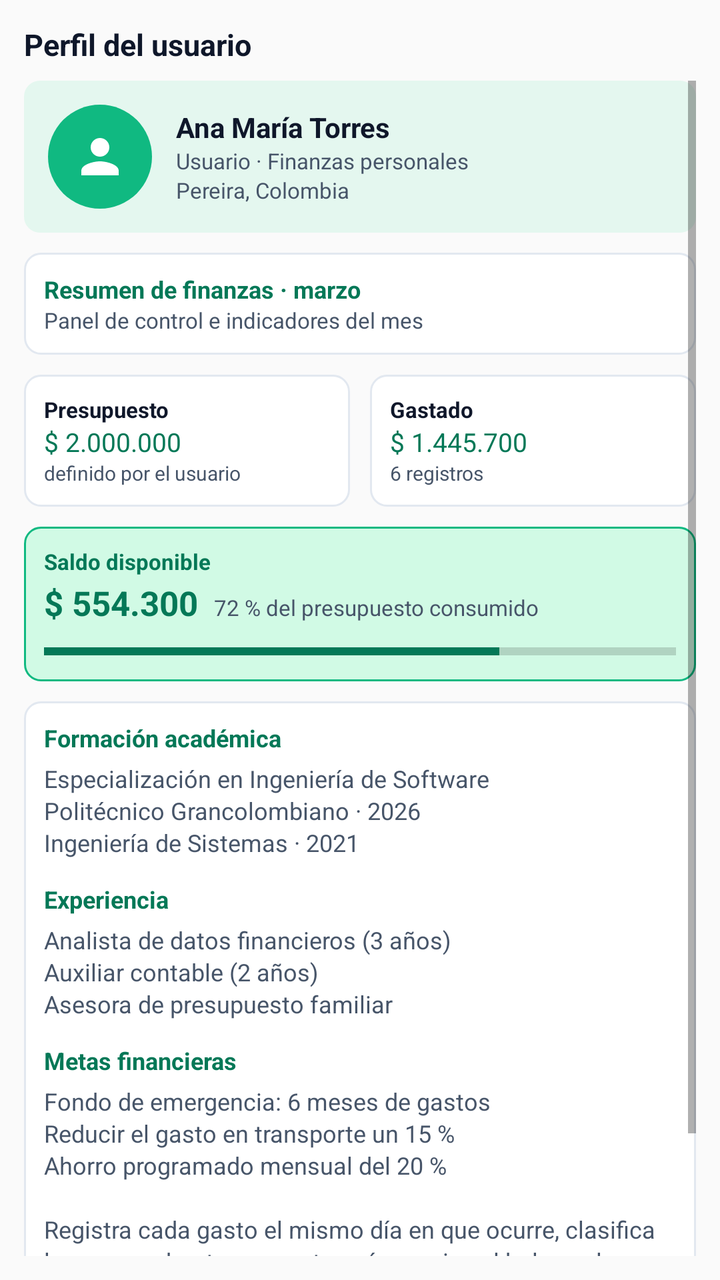
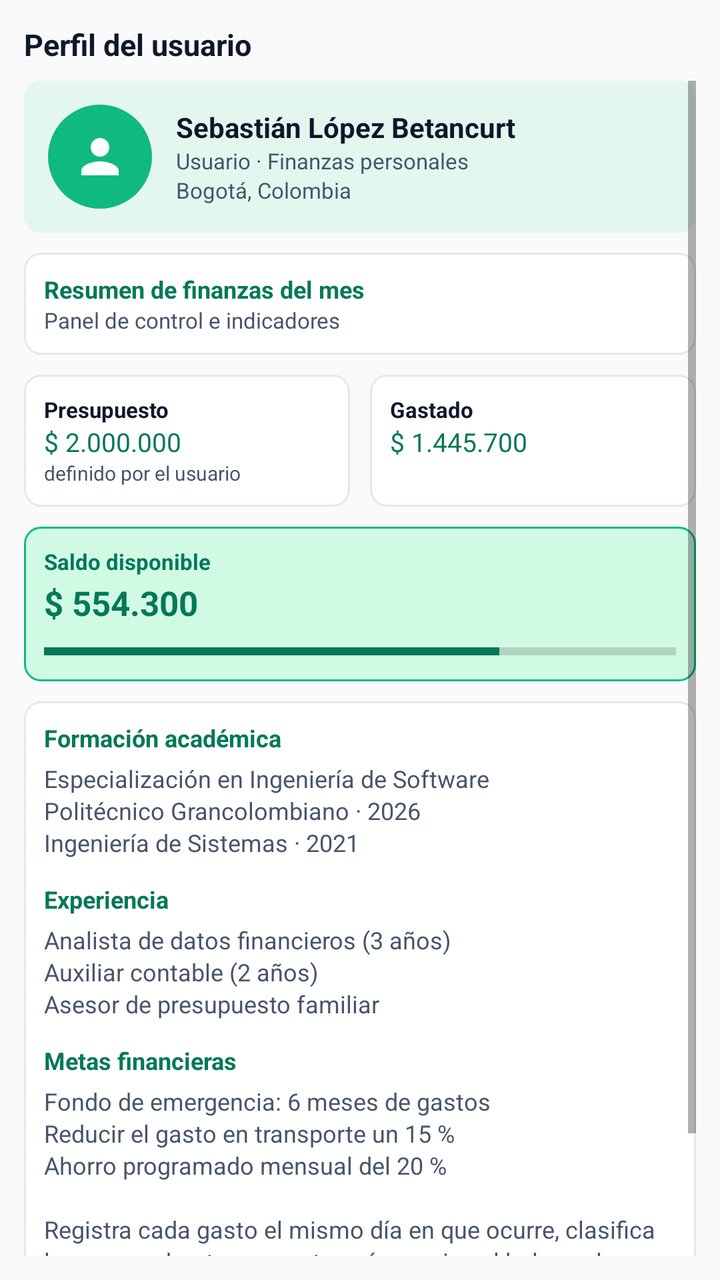

Screens rendered from an Android XML layout before and after an edit, with the pre-edit source and the edit as a unified diff.
<!-- AndroidManifest.xml: application theme Theme.MiBolsillo -->
<!-- res/layout/fragment_perfil.xml -->
<?xml version="1.0" encoding="utf-8"?>
<LinearLayout xmlns:android="http://schemas.android.com/apk/res/android"
    android:layout_width="match_parent"
    android:layout_height="match_parent"
    android:orientation="vertical"
    android:padding="12dp">

    <TextView
        android:layout_width="wrap_content"
        android:layout_height="wrap_content"
        android:text="@string/titulo_perfil"
        android:textColor="@color/gris_oscuro"
        android:textSize="15sp"
        android:textStyle="bold" />

    <ScrollView
        android:layout_width="match_parent"
        android:layout_height="0dp"
        android:layout_weight="1"
        android:layout_marginTop="8dp"
        android:scrollbars="vertical">

        <LinearLayout
            android:layout_width="match_parent"
            android:layout_height="wrap_content"
            android:orientation="vertical">

            <LinearLayout
                android:layout_width="match_parent"
                android:layout_height="wrap_content"
                android:background="@drawable/bg_banner_perfil"
                android:gravity="center_vertical"
                android:orientation="horizontal"
                android:padding="12dp">

                <ImageView
                    android:layout_width="52dp"
                    android:layout_height="52dp"
                    android:background="@drawable/bg_avatar"
                    android:contentDescription="@string/desc_foto_perfil"
                    android:padding="12dp"
                    android:src="@drawable/ic_perfil"
                    android:tint="@color/blanco" />

                <LinearLayout
                    android:layout_width="match_parent"
                    android:layout_height="wrap_content"
                    android:layout_marginStart="12dp"
                    android:orientation="vertical">

                    <TextView
                        android:layout_width="wrap_content"
                        android:layout_height="wrap_content"
                        android:text="@string/perfil_nombre"
                        android:textColor="@color/gris_oscuro"
                        android:textSize="14sp"
                        android:textStyle="bold" />

                    <TextView
                        android:layout_width="wrap_content"
                        android:layout_height="wrap_content"
                        android:text="@string/perfil_rol"
                        android:textColor="@color/gris_texto"
                        android:textSize="11sp" />

                    <TextView
                        android:layout_width="wrap_content"
                        android:layout_height="wrap_content"
                        android:text="@string/perfil_ciudad"
                        android:textColor="@color/gris_texto"
                        android:textSize="11sp" />
                </LinearLayout>
            </LinearLayout>

            <LinearLayout
                android:layout_width="match_parent"
                android:layout_height="wrap_content"
                android:layout_marginTop="10dp"
                android:background="@drawable/bg_card"
                android:orientation="vertical"
                android:padding="10dp">

                <TextView
                    android:layout_width="wrap_content"
                    android:layout_height="wrap_content"
                    android:text="@string/perfil_resumen_titulo"
                    android:textColor="@color/verde_oscuro"
                    android:textSize="12sp"
                    android:textStyle="bold" />

                <TextView
                    android:layout_width="wrap_content"
                    android:layout_height="wrap_content"
                    android:text="@string/perfil_resumen_sub"
                    android:textColor="@color/gris_texto"
                    android:textSize="11sp" />
            </LinearLayout>

            <LinearLayout
                android:layout_width="match_parent"
                android:layout_height="wrap_content"
                android:layout_marginTop="10dp"
                android:orientation="horizontal">

                <LinearLayout
                    android:layout_width="0dp"
                    android:layout_height="wrap_content"
                    android:layout_marginEnd="5dp"
                    android:layout_weight="1"
                    android:background="@drawable/bg_card"
                    android:orientation="vertical"
                    android:padding="10dp">

                    <TextView
                        android:layout_width="wrap_content"
                        android:layout_height="wrap_content"
                        android:text="@string/ind_presupuesto"
                        android:textColor="@color/gris_oscuro"
                        android:textSize="11sp"
                        android:textStyle="bold" />

                    <TextView
                        android:id="@+id/txtPresupuesto"
                        android:layout_width="wrap_content"
                        android:layout_height="wrap_content"
                        android:text="@string/ind_presupuesto_valor"
                        android:textColor="@color/verde_oscuro"
                        android:textSize="13sp" />

                    <TextView
                        android:layout_width="wrap_content"
                        android:layout_height="wrap_content"
                        android:text="@string/ind_presupuesto_pie"
                        android:textColor="@color/gris_texto"
                        android:textSize="10sp" />
                </LinearLayout>

                <LinearLayout
                    android:layout_width="0dp"
                    android:layout_height="wrap_content"
                    android:layout_marginStart="5dp"
                    android:layout_weight="1"
                    android:background="@drawable/bg_card"
                    android:orientation="vertical"
                    android:padding="10dp">

                    <TextView
                        android:layout_width="wrap_content"
                        android:layout_height="wrap_content"
                        android:text="@string/ind_gastado"
                        android:textColor="@color/gris_oscuro"
                        android:textSize="11sp"
                        android:textStyle="bold" />

                    <TextView
                        android:id="@+id/txtGastado"
                        android:layout_width="wrap_content"
                        android:layout_height="wrap_content"
                        android:text="@string/ind_gastado_valor"
                        android:textColor="@color/verde_oscuro"
                        android:textSize="13sp" />

                    <TextView
                        android:layout_width="wrap_content"
                        android:layout_height="wrap_content"
                        android:text="@string/ind_gastado_pie"
                        android:textColor="@color/gris_texto"
                        android:textSize="10sp" />
                </LinearLayout>
            </LinearLayout>

            <LinearLayout
                android:layout_width="match_parent"
                android:layout_height="wrap_content"
                android:layout_marginTop="10dp"
                android:background="@drawable/bg_card_verde"
                android:orientation="vertical"
                android:padding="10dp">

                <TextView
                    android:layout_width="wrap_content"
                    android:layout_height="wrap_content"
                    android:text="@string/ind_saldo"
                    android:textColor="@color/verde_oscuro"
                    android:textSize="11sp"
                    android:textStyle="bold" />

                <LinearLayout
                    android:layout_width="match_parent"
                    android:layout_height="wrap_content"
                    android:layout_marginTop="2dp"
                    android:gravity="bottom"
                    android:orientation="horizontal">

                    <TextView
                        android:id="@+id/txtSaldo"
                        android:layout_width="wrap_content"
                        android:layout_height="wrap_content"
                        android:text="@string/ind_saldo_valor"
                        android:textColor="@color/verde_oscuro"
                        android:textSize="17sp"
                        android:textStyle="bold" />

                    <TextView
                        android:layout_width="match_parent"
                        android:layout_height="wrap_content"
                        android:layout_marginStart="8dp"
                        android:text="@string/ind_consumido"
                        android:textColor="@color/gris_texto"
                        android:textSize="11sp" />
                </LinearLayout>

                <ProgressBar
                    android:id="@+id/barraPresupuesto"
                    style="?android:attr/progressBarStyleHorizontal"
                    android:layout_width="match_parent"
                    android:layout_height="10dp"
                    android:layout_marginTop="8dp"
                    android:max="100"
                    android:progress="72"
                    android:progressTint="@color/verde_oscuro" />
            </LinearLayout>

            <LinearLayout
                android:layout_width="match_parent"
                android:layout_height="wrap_content"
                android:layout_marginTop="10dp"
                android:background="@drawable/bg_card"
                android:orientation="vertical"
                android:padding="10dp">

                <TextView
                    android:layout_width="wrap_content"
                    android:layout_height="wrap_content"
                    android:text="@string/perfil_formacion_titulo"
                    android:textColor="@color/verde_oscuro"
                    android:textSize="12sp"
                    android:textStyle="bold" />

                <TextView
                    android:layout_width="match_parent"
                    android:layout_height="wrap_content"
                    android:layout_marginTop="4dp"
                    android:lineSpacingExtra="2dp"
                    android:text="@string/perfil_formacion"
                    android:textColor="@color/gris_texto"
                    android:textSize="12sp" />

                <TextView
                    android:layout_width="wrap_content"
                    android:layout_height="wrap_content"
                    android:layout_marginTop="12dp"
                    android:text="@string/perfil_experiencia_titulo"
                    android:textColor="@color/verde_oscuro"
                    android:textSize="12sp"
                    android:textStyle="bold" />

                <TextView
                    android:layout_width="match_parent"
                    android:layout_height="wrap_content"
                    android:layout_marginTop="4dp"
                    android:lineSpacingExtra="2dp"
                    android:text="@string/perfil_experiencia"
                    android:textColor="@color/gris_texto"
                    android:textSize="12sp" />

                <TextView
                    android:layout_width="wrap_content"
                    android:layout_height="wrap_content"
                    android:layout_marginTop="12dp"
                    android:text="@string/perfil_metas_titulo"
                    android:textColor="@color/verde_oscuro"
                    android:textSize="12sp"
                    android:textStyle="bold" />

                <TextView
                    android:layout_width="match_parent"
                    android:layout_height="wrap_content"
                    android:layout_marginTop="4dp"
                    android:lineSpacingExtra="2dp"
                    android:text="@string/perfil_metas"
                    android:textColor="@color/gris_texto"
                    android:textSize="12sp" />
            </LinearLayout>
        </LinearLayout>
    </ScrollView>
</LinearLayout>
<!-- resources referenced by this layout -->
<resources>
  <color name="blanco">#FFFFFFFF</color>
  <color name="gris_oscuro">#FF0F172A</color>
  <color name="gris_texto">#FF475569</color>
  <color name="verde_oscuro">#FF047857</color>
  <!-- drawable bg_avatar (drawable) -->
  <?xml version="1.0" encoding="utf-8"?>
  <shape xmlns:android="http://schemas.android.com/apk/res/android" android:shape="oval">
      <solid android:color="@color/verde_primario" />
  </shape>
  <!-- drawable bg_banner_perfil (drawable) -->
  <?xml version="1.0" encoding="utf-8"?>
  <shape xmlns:android="http://schemas.android.com/apk/res/android" android:shape="rectangle">
      <solid android:color="@color/verde_banner" />
      <corners android:radius="8dp" />
  </shape>
  <!-- drawable bg_card (drawable) -->
  <?xml version="1.0" encoding="utf-8"?>
  <shape xmlns:android="http://schemas.android.com/apk/res/android" android:shape="rectangle">
      <solid android:color="@color/blanco" />
      <corners android:radius="8dp" />
      <stroke android:width="1dp" android:color="@color/gris_linea" />
  </shape>
  <!-- drawable bg_card_verde (drawable) -->
  <?xml version="1.0" encoding="utf-8"?>
  <shape xmlns:android="http://schemas.android.com/apk/res/android" android:shape="rectangle">
      <solid android:color="@color/verde_suave" />
      <corners android:radius="8dp" />
      <stroke android:width="1dp" android:color="@color/verde_primario" />
  </shape>
  <string name="desc_foto_perfil">Fotografía del usuario</string>
  <string name="ind_consumido" formatted="false">72 % del presupuesto consumido</string>
  <string name="ind_gastado">Gastado</string>
  <string name="ind_gastado_pie">6 registros</string>
  <string name="ind_gastado_valor">$ 1.445.700</string>
  <string name="ind_presupuesto">Presupuesto</string>
  <string name="ind_presupuesto_pie">definido por el usuario</string>
  <string name="ind_presupuesto_valor">$ 2.000.000</string>
  <string name="ind_saldo">Saldo disponible</string>
  <string name="ind_saldo_valor">$ 554.300</string>
  <string name="perfil_ciudad">Pereira, Colombia</string>
  <string name="perfil_experiencia">Analista de datos financieros (3 años)\nAuxiliar contable (2 años)\nAsesora de presupuesto familiar</string>
  <string name="perfil_experiencia_titulo">Experiencia</string>
  <string name="perfil_formacion">Especialización en Ingeniería de Software\nPolitécnico Grancolombiano · 2026\nIngeniería de Sistemas · 2021</string>
  <string name="perfil_formacion_titulo">Formación académica</string>
  <string name="perfil_metas" formatted="false">Fondo de emergencia: 6 meses de gastos\nReducir el gasto en transporte un 15 %\nAhorro programado mensual del 20 %\n\nRegistra cada gasto el mismo día en que ocurre, clasifica los comprobantes por categoría y revisa el balance los domingos. Este bloque es intencionalmente extenso para demostrar la barra de desplazamiento solicitada en el enunciado.</string>
  <string name="perfil_metas_titulo">Metas financieras</string>
  <string name="perfil_nombre">Ana María Torres</string>
  <string name="perfil_resumen_sub">Panel de control e indicadores del mes</string>
  <string name="perfil_resumen_titulo">Resumen de finanzas · marzo</string>
  <string name="perfil_rol">Usuario · Finanzas personales</string>
  <string name="titulo_perfil">Perfil del usuario</string>
  <style name="Theme.MiBolsillo" parent="Theme.AppCompat.Light.NoActionBar">
          <item name="colorPrimary">@color/verde_primario</item>
          <item name="colorPrimaryDark">@color/verde_oscuro</item>
          <item name="colorAccent">@color/verde_primario</item>
      </style>
  <color name="verde_primario">#FF10B981</color>
  <color name="verde_banner">#FFE4F7EF</color>
  <color name="gris_linea">#FFE2E8F0</color>
  <color name="verde_suave">#FFD1FAE5</color>
  <!-- unchanged entries left out for length: 1 -->
</resources>

<!-- the commit's change to res/layout/fragment_perfil.xml (unified diff, before → after) -->
@@ -161,9 +161,9 @@
                         android:textSize="13sp" />
 
                     <TextView
-                        android:layout_width="wrap_content"
-                        android:layout_height="wrap_content"
-                        android:text="@string/ind_gastado_pie"
+                        android:id="@+id/txtCantidadRegistros"
+                        android:layout_width="wrap_content"
+                        android:layout_height="wrap_content"
                         android:textColor="@color/gris_texto"
                         android:textSize="10sp" />
                 </LinearLayout>
@@ -202,16 +202,16 @@
                         android:textStyle="bold" />
 
                     <TextView
+                        android:id="@+id/txtConsumido"
                         android:layout_width="match_parent"
                         android:layout_height="wrap_content"
                         android:layout_marginStart="8dp"
-                        android:text="@string/ind_consumido"
                         android:textColor="@color/gris_texto"
                         android:textSize="11sp" />
                 </LinearLayout>
 
                 <ProgressBar
-                    android:id="@+id/barraPresupuesto"
+                    android:id="@+id/barraPresupuestoPerfil"
                     style="?android:attr/progressBarStyleHorizontal"
                     android:layout_width="match_parent"
                     android:layout_height="10dp"
<!-- resource entries referenced after the edit -->
@@ -30,25 +30,23 @@
       <stroke android:width="1dp" android:color="@color/verde_primario" />
   </shape>
   <string name="desc_foto_perfil">Fotografía del usuario</string>
-  <string name="ind_consumido" formatted="false">72 % del presupuesto consumido</string>
   <string name="ind_gastado">Gastado</string>
-  <string name="ind_gastado_pie">6 registros</string>
   <string name="ind_gastado_valor">$ 1.445.700</string>
   <string name="ind_presupuesto">Presupuesto</string>
   <string name="ind_presupuesto_pie">definido por el usuario</string>
   <string name="ind_presupuesto_valor">$ 2.000.000</string>
   <string name="ind_saldo">Saldo disponible</string>
   <string name="ind_saldo_valor">$ 554.300</string>
-  <string name="perfil_ciudad">Pereira, Colombia</string>
-  <string name="perfil_experiencia">Analista de datos financieros (3 años)\nAuxiliar contable (2 años)\nAsesora de presupuesto familiar</string>
+  <string name="perfil_ciudad">Bogotá, Colombia</string>
+  <string name="perfil_experiencia">Analista de datos financieros (3 años)\nAuxiliar contable (2 años)\nAsesor de presupuesto familiar</string>
   <string name="perfil_experiencia_titulo">Experiencia</string>
   <string name="perfil_formacion">Especialización en Ingeniería de Software\nPolitécnico Grancolombiano · 2026\nIngeniería de Sistemas · 2021</string>
   <string name="perfil_formacion_titulo">Formación académica</string>
   <string name="perfil_metas" formatted="false">Fondo de emergencia: 6 meses de gastos\nReducir el gasto en transporte un 15 %\nAhorro programado mensual del 20 %\n\nRegistra cada gasto el mismo día en que ocurre, clasifica los comprobantes por categoría y revisa el balance los domingos. Este bloque es intencionalmente extenso para demostrar la barra de desplazamiento solicitada en el enunciado.</string>
   <string name="perfil_metas_titulo">Metas financieras</string>
-  <string name="perfil_nombre">Ana María Torres</string>
-  <string name="perfil_resumen_sub">Panel de control e indicadores del mes</string>
-  <string name="perfil_resumen_titulo">Resumen de finanzas · marzo</string>
+  <string name="perfil_nombre">Sebastián López Betancurt</string>
+  <string name="perfil_resumen_sub">Panel de control e indicadores</string>
+  <string name="perfil_resumen_titulo">Resumen de finanzas del mes</string>
   <string name="perfil_rol">Usuario · Finanzas personales</string>
   <string name="titulo_perfil">Perfil del usuario</string>
   <style name="Theme.MiBolsillo" parent="Theme.AppCompat.Light.NoActionBar">
